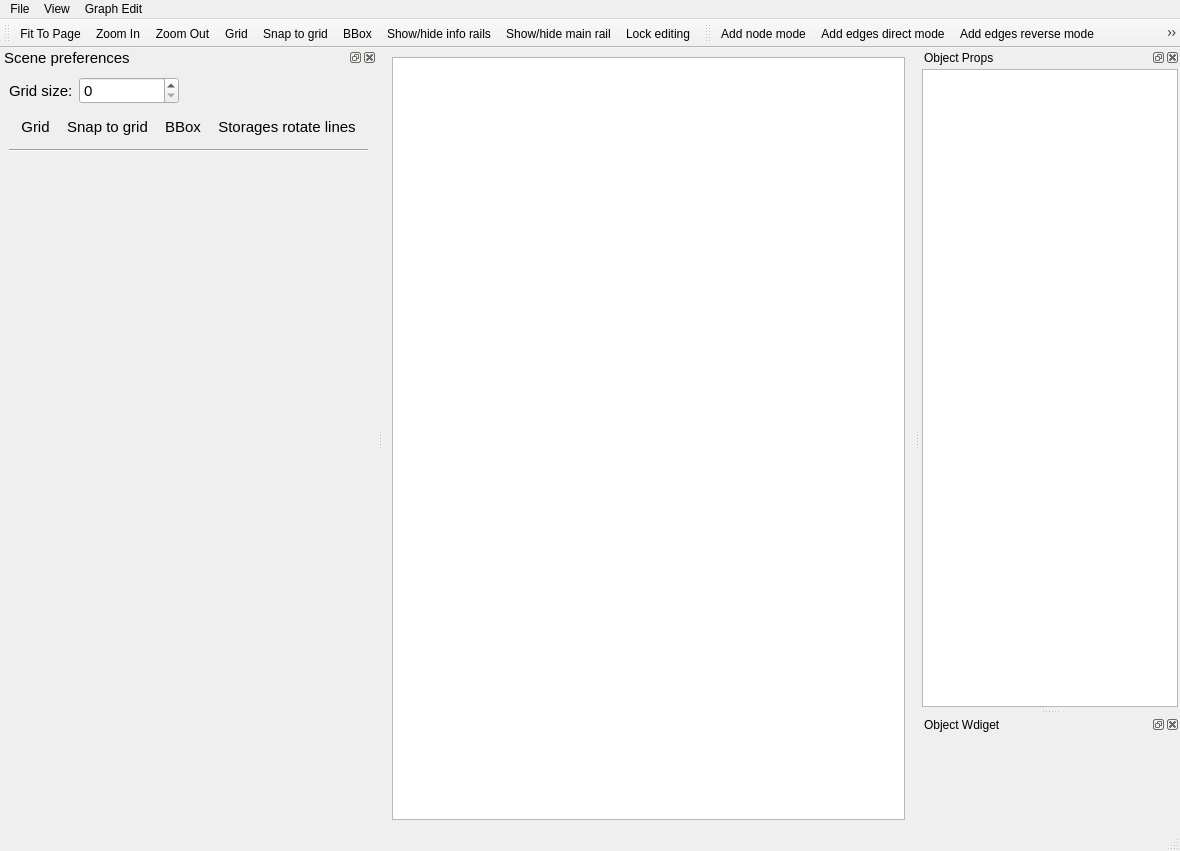
This is Lib/StorageViewer/ViewerWindow.ui in break11/AutoStorage as Qt 5 draws it before an edit. The edited form follows.
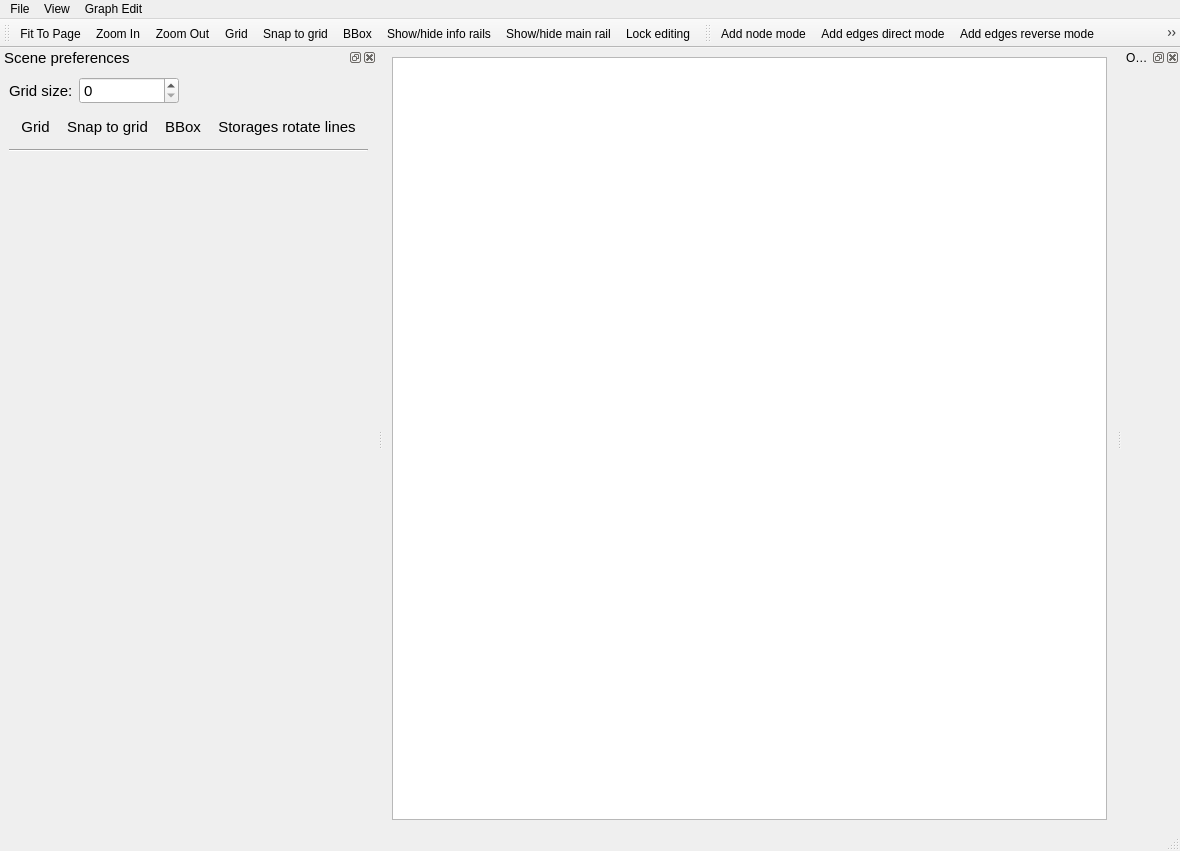
This is the edited form. Icons and pictures are not drawn.

Commit message: снос лишнего виджета со свойствам нет обжей, т.к. он дублируется после прикрутки основного монитора к карте

```diff
--- a/Lib/StorageViewer/ViewerWindow.ui
+++ b/Lib/StorageViewer/ViewerWindow.ui
@@ -150,43 +150,6 @@
    <addaction name="acAlignVertical"/>
    <addaction name="acAlignHorisontal"/>
   </widget>
-  <widget class="QDockWidget" name="dkObjectProps">
-   <property name="enabled">
-    <bool>true</bool>
-   </property>
-   <property name="windowTitle">
-    <string>Object Props</string>
-   </property>
-   <attribute name="dockWidgetArea">
-    <number>2</number>
-   </attribute>
-   <widget class="QWidget" name="dockWidgetContents">
-    <layout class="QHBoxLayout" name="horizontalLayout_2">
-     <property name="spacing">
-      <number>2</number>
-     </property>
-     <property name="leftMargin">
-      <number>2</number>
-     </property>
-     <property name="topMargin">
-      <number>2</number>
-     </property>
-     <property name="rightMargin">
-      <number>2</number>
-     </property>
-     <property name="bottomMargin">
-      <number>2</number>
-     </property>
-     <item>
-      <widget class="QTableView" name="tvObjProps">
-       <property name="alternatingRowColors">
-        <bool>true</bool>
-       </property>
-      </widget>
-     </item>
-    </layout>
-   </widget>
-  </widget>
   <widget class="QDockWidget" name="dkView">
    <property name="font">
     <font>
```
The commit also changes 1 other file.
